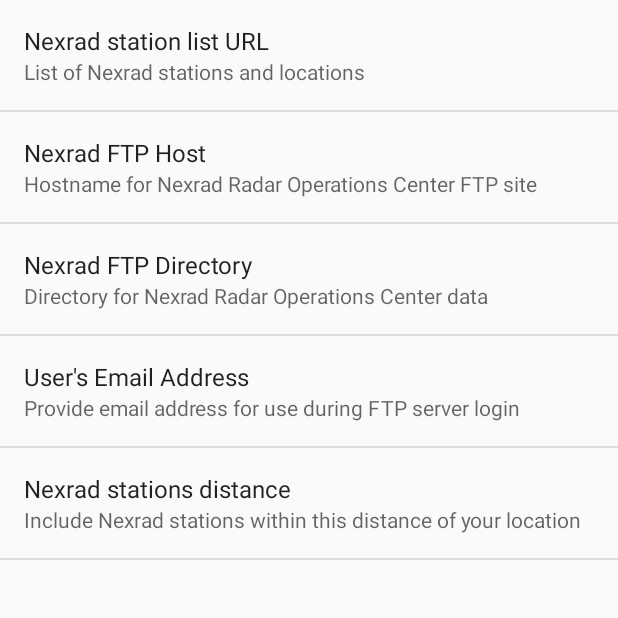
After one commit to SierraCharlie/nexradNow-android, an Android app: the SettingsActivity screen opened directly, with no data from a screen before it, on a phone screen of 412 x 824 dp, the top half of it. The commit adds this screen. Run offline under Robolectric (Android 15) with nearby library versions, the phone set to English and light mode, and no system bars.

Commit message:
Add data age status to display, settings activity. Push location service into its own intent/activity.

```diff
--- a/app/src/main/AndroidManifest.xml
+++ b/app/src/main/AndroidManifest.xml
@@ -20,8 +20,12 @@
                 <category android:name="android.intent.category.LAUNCHER" />
             </intent-filter>
         </activity>
+        <activity android:name=".SettingsActivity" android:label="Settings" />
         <service
                 android:name="com.nexradnow.android.services.DataRefreshIntent"
                 android:exported="false" />
+        <service
+                android:name="com.nexradnow.android.services.LocationInfoIntent"
+                android:exported="false" />
     </application>
 </manifest>
--- /dev/null
+++ b/app/src/main/java/com/nexradnow/android/app/SettingsActivity.java
@@ -0,0 +1,92 @@
+package com.nexradnow.android.app;
+
+import android.app.Activity;
+import android.app.AlertDialog;
+import android.content.SharedPreferences;
+import android.os.Bundle;
+import android.preference.EditTextPreference;
+import android.preference.Preference;
+import android.preference.PreferenceFragment;
+import org.apache.commons.validator.routines.EmailValidator;
+
+/**
+ * This activity houses the "settings" portions of the application. The code here was pretty much
+ * copied from the Android reference/tutorial material.
+ *
+ * Created by hobsonm on 10/5/15.
+ */
+public class SettingsActivity extends Activity {
+
+    public static final String KEY_PREF_NEXRAD_STATIONLIST_URL = "pref_nexrad_stationlist_url";
+    public static final String KEY_PREF_NEXRAD_FTPHOST = "pref_nexrad_ftphost";
+    public static final String KEY_PREF_NEXRAD_FTPDIR = "pref_nexrad_ftpdir";
+    public static final String KEY_PREF_NEXRAD_EMAILADDRESS = "pref_nexrad_emailaddress";
+    public static final String KEY_PREF_NEXRAD_STATIONDISTANCE = "pref_nexrad_stationdistance";
+
+    public static class SettingsFragment extends PreferenceFragment
+            implements SharedPreferences.OnSharedPreferenceChangeListener {
+        @Override
+        public void onCreate(Bundle savedInstanceState) {
+            super.onCreate(savedInstanceState);
+
+            // Load the preferences from an XML resource
+            addPreferencesFromResource(R.xml.preferences);
+
+            EditTextPreference emailAddress =
+                    (EditTextPreference) getPreferenceScreen().findPreference(KEY_PREF_NEXRAD_EMAILADDRESS);
+            emailAddress.setOnPreferenceChangeListener(new Preference.OnPreferenceChangeListener() {
+                @Override
+                public boolean onPreferenceChange(Preference preference, Object newValue) {
+                    boolean isValid = true;
+                    String eMailAddress = (String)newValue;
+                    if (!EmailValidator.getInstance().isValid(eMailAddress)) {
+                        final AlertDialog.Builder builder = new AlertDialog.Builder(getActivity());
+                        builder.setTitle("Invalid Input");
+                        builder.setMessage("This email address does not appear to be valid");
+                        builder.setPositiveButton(android.R.string.ok, null);
+                        builder.show();
+                        isValid = false;
+                    }
+                    return isValid;
+                }
+            });
+        }
+        @Override
+        public void onResume() {
+            super.onResume();
+            getPreferenceScreen().getSharedPreferences()
+                    .registerOnSharedPreferenceChangeListener(this);
+        }
+
+        @Override
+        public void onPause() {
+            super.onPause();
+            getPreferenceScreen().getSharedPreferences()
+                    .unregisterOnSharedPreferenceChangeListener(this);
+        }
+
+        @Override
+        public void onSharedPreferenceChanged(SharedPreferences sharedPreferences, String key) {
+            if (key.equals(KEY_PREF_NEXRAD_STATIONLIST_URL)||
+                    key.equals(KEY_PREF_NEXRAD_FTPHOST)||
+                    key.equals(KEY_PREF_NEXRAD_FTPDIR)||
+                    key.equals(KEY_PREF_NEXRAD_EMAILADDRESS)||
+                    key.equals(KEY_PREF_NEXRAD_STATIONDISTANCE)) {
+                Preference pref = findPreference(key);
+                // Set summary to be the user-description for the selected value
+                pref.setSummary(sharedPreferences.getString(key, ""));
+            }
+        }
+    }
+
+    @Override
+    protected void onCreate(Bundle savedInstanceState) {
+        super.onCreate(savedInstanceState);
+
+        // Display the fragment as the main content.
+        getFragmentManager().beginTransaction()
+                .replace(android.R.id.content, new SettingsFragment())
+                .commit();
+    }
+
+}
--- /dev/null
+++ b/app/src/main/res/values/array.xml
@@ -0,0 +1,15 @@
+<?xml version="1.0" encoding="utf-8"?>
+<resources>
+    <string-array name="rangeLabels">
+        <item>50 miles</item>
+        <item>100 miles</item>
+        <item>250 miles</item>
+        <item>500 miles</item>
+    </string-array>
+    <string-array name="rangeKm">
+        <item>80</item>
+        <item>160</item>
+        <item>400</item>
+        <item>800</item>
+    </string-array>
+</resources>
--- a/app/src/main/res/values/strings.xml
+++ b/app/src/main/res/values/strings.xml
@@ -10,4 +10,22 @@
 
     <string name="err_no_location">no location - cannot proceed</string>
 
+    <string name="pref_nexrad_stationlist_title">Nexrad station list URL</string>
+    <string name="pref_nexrad_stationlist_summ">List of Nexrad stations and locations</string>
+    <string name="pref_nexrad_stationlist_default">http://www.ncdc.noaa.gov/homr/file/nexrad-stations.txt</string>
+
+    <string name="pref_nexrad_ftphost_title">Nexrad FTP Host</string>
+    <string name="pref_nexrad_ftphost_summ">Hostname for Nexrad Radar Operations Center FTP site</string>
+    <string name="pref_nexrad_ftphost_default">tgftp.nws.noaa.gov</string>
+
+    <string name="pref_nexrad_ftpdir_title">Nexrad FTP Directory</string>
+    <string name="pref_nexrad_ftpdir_summ">Directory for Nexrad Radar Operations Center data</string>
+    <string name="pref_nexrad_ftpdir_default">/SL.us008001/DF.of/DC.radar</string>
+
+    <string name="pref_nexrad_emailaddress_title">User\'s Email Address</string>
+    <string name="pref_nexrad_emailaddress_summ">Provide email address for use during FTP server login</string>
+    <string name="pref_nexrad_emailaddress_default"></string>
+
+    <string name="pref_nexrad_stationdistance_title">Nexrad stations distance</string>
+    <string name="pref_nexrad_stationdistance_summ">Include Nexrad stations within this distance of your location</string>
 </resources>
--- /dev/null
+++ b/app/src/main/res/xml/preferences.xml
@@ -0,0 +1,32 @@
+<?xml version="1.0" encoding="utf-8"?>
+<PreferenceScreen xmlns:android="http://schemas.android.com/apk/res/android">
+    <EditTextPreference
+            android:key="pref_nexrad_stationlist_url"
+            android:title="@string/pref_nexrad_stationlist_title"
+            android:summary="@string/pref_nexrad_stationlist_summ"
+            android:defaultValue="@string/pref_nexrad_stationlist_default" />
+    <EditTextPreference
+            android:key="pref_nexrad_ftphost"
+            android:title="@string/pref_nexrad_ftphost_title"
+            android:summary="@string/pref_nexrad_ftphost_summ"
+            android:defaultValue="@string/pref_nexrad_ftphost_default" />
+    <EditTextPreference
+            android:key="pref_nexrad_ftpdir"
+            android:title="@string/pref_nexrad_ftpdir_title"
+            android:summary="@string/pref_nexrad_ftpdir_summ"
+            android:defaultValue="@string/pref_nexrad_ftpdir_default" />
+    <EditTextPreference
+            android:key="pref_nexrad_emailaddress"
+            android:title="@string/pref_nexrad_emailaddress_title"
+            android:summary="@string/pref_nexrad_emailaddress_summ"
+            android:defaultValue="@string/pref_nexrad_emailaddress_default" />
+
+    <ListPreference
+        android:key="pref_nexrad_stationdistance"
+        android:entries="@array/rangeLabels"
+        android:entryValues="@array/rangeKm"
+        android:title="@string/pref_nexrad_stationdistance_title"
+        android:summary="@string/pref_nexrad_stationdistance_summ"
+        android:defaultValue="160"/>
+
+</PreferenceScreen>
```
Also changed, not shown: app/build.gradle (+7 -1 lines), app/src/main/java/com/nexradnow/android/app/NexradApp.java (+27 -5 lines), app/src/main/java/com/nexradnow/android/app/NexradView.java (+14 -5 lines), app/src/main/java/com/nexradnow/android/exception/NexradNowException.java (added, +11 -0 lines), app/src/main/java/com/nexradnow/android/services/DataRefreshIntent.java (+23 -7 lines), app/src/main/java/com/nexradnow/android/services/LocationInfoIntent.java (added, +100 -0 lines), app/src/main/java/com/nexradnow/android/services/NexradDataManager.java (+28 -10 lines), app/src/main/java/com/nexradnow/android/views/RadarBitmapView.java (+71 -6 lines), 1 other file.
